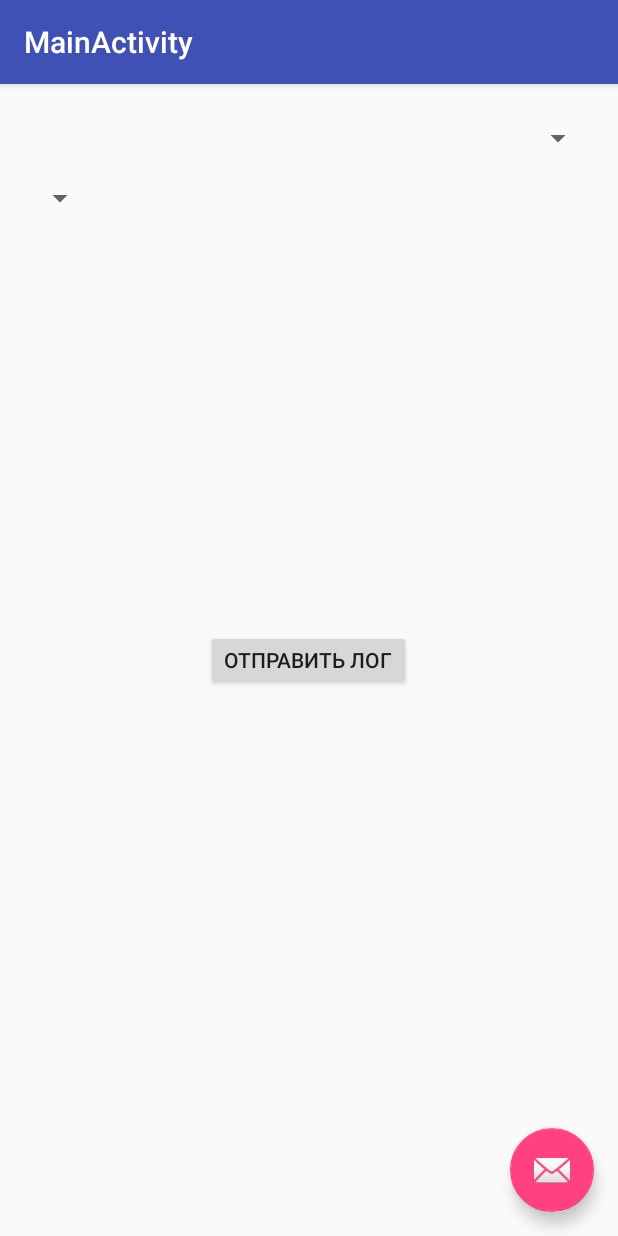
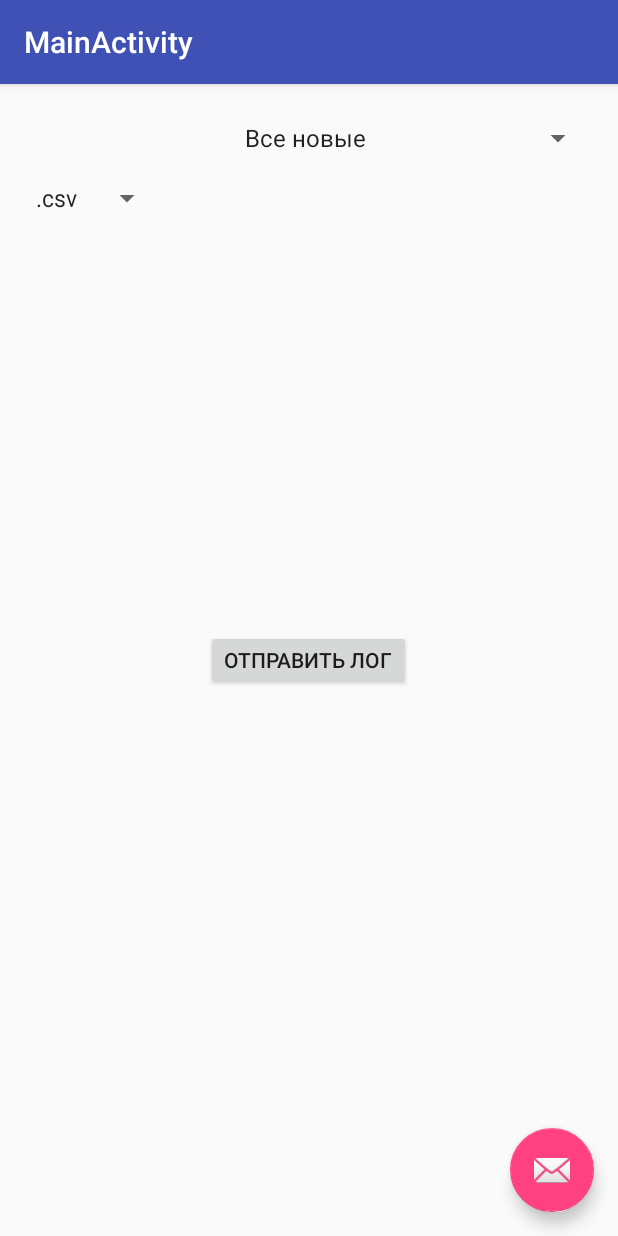
Before and after one commit to artemutin/AndroidMusicPlayerLogger, an Android app: the screen it shows after launch (MainActivity), on a phone screen of 412 x 824 dp. Run offline under Robolectric (Android 15) with nearby library versions, the phone set to English and light mode, and no system bars.

```diff
--- a/app/src/main/java/ru/yandex/artemutin/musicplayerlogger/MainActivity.java
+++ b/app/src/main/java/ru/yandex/artemutin/musicplayerlogger/MainActivity.java
@@ -6,7 +6,9 @@ import android.support.design.widget.Snackbar;
 import android.support.v7.app.AppCompatActivity;
 import android.support.v7.widget.Toolbar;
 import android.view.View;
+import android.widget.ArrayAdapter;
 import android.widget.Button;
+import android.widget.Spinner;
 import android.widget.Toast;
 
 public class MainActivity extends AppCompatActivity {
@@ -18,9 +20,22 @@ public class MainActivity extends AppCompatActivity {
         Toolbar toolbar = (Toolbar) findViewById(R.id.toolbar);
         setSupportActionBar(toolbar);
 
+        Spinner transactionTypes, outputFormats;
+        transactionTypes = (Spinner) findViewById(R.id.spinner_logTransaction);
+        outputFormats = (Spinner) findViewById(R.id.spinner_outputFormat);
 
-        Button sendButton = (Button) findViewById(R.id.button_sendLog);
-        sendButton.setOnClickListener(new View.OnClickListener() {
+        //look to https://developer.android.com/intl/ru/guide/topics/ui/controls/spinner.html
+        ArrayAdapter<CharSequence> transactionTypesAdapter, outputFormatsAdapter;
+        transactionTypesAdapter = ArrayAdapter.createFromResource(this, R.array.transactionTypes, android.R.layout.simple_spinner_item);
+        outputFormatsAdapter = ArrayAdapter.createFromResource(this, R.array.outputFormats, android.R.layout.simple_spinner_item);
+        transactionTypesAdapter.setDropDownViewResource(android.R.layout.simple_spinner_dropdown_item);
+        outputFormatsAdapter.setDropDownViewResource(android.R.layout.simple_spinner_dropdown_item);
+
+        transactionTypes.setAdapter(transactionTypesAdapter);
+        outputFormats.setAdapter(outputFormatsAdapter);
+
+        Button sendLog = (Button) findViewById(R.id.button_sendLog);
+        sendLog.setOnClickListener(new View.OnClickListener() {
                                           @Override
                                           public void onClick(View v) {
                                               //get type of a log trans
--- a/app/src/main/res/values/strings.xml
+++ b/app/src/main/res/values/strings.xml
@@ -3,6 +3,13 @@
     <string name="player_action">com.android.music.playstatechanged</string>
     <string name="title_activity_settings">Настройки</string>
     <string name="sendButton">Отправить лог</string>
+    <string-array name="transactionTypes">
+        <item>Все новые</item>
+        <item>Повторить последнюю</item>
+    </string-array>
+    <string-array name="outputFormats">
+        <item>.csv</item>
+    </string-array>
 
     <!-- Strings related to Settings -->
 
```
